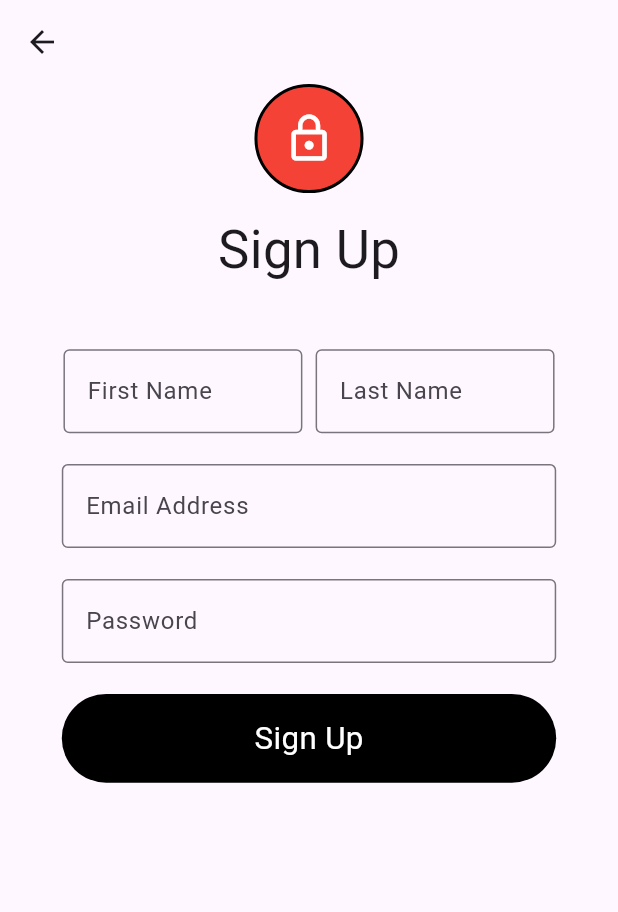
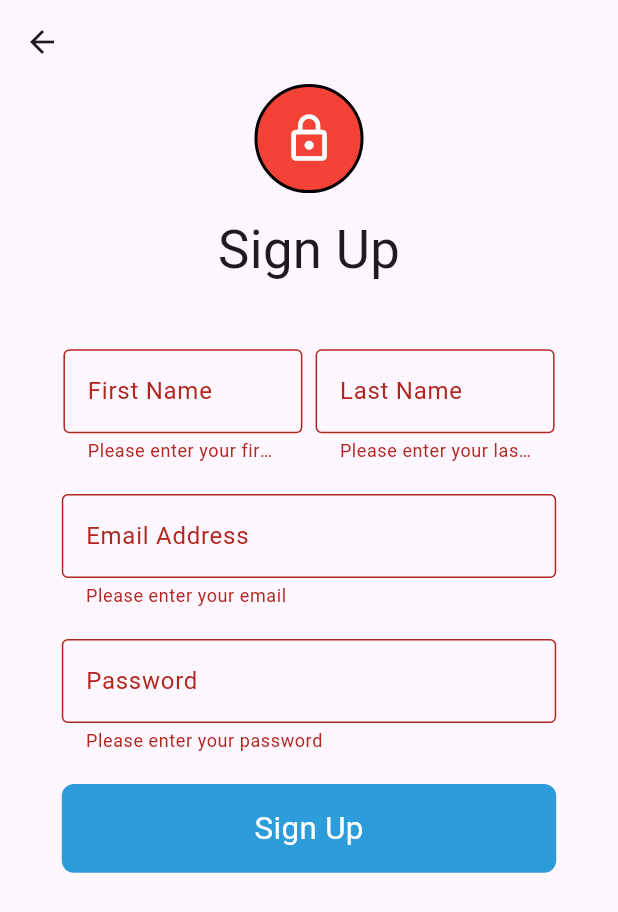
Before and after one commit to nguymi01/nudgebud, a Flutter app: the SignUpPage screen opened by its route, after a tap on "Sign Up", on a phone screen of 412 x 824 dp. Shown: the top 912 px of the screen. Run offline on Flutter 3.47's test engine with Material 3 defaults, Android fonts, the phone set to English and light mode, and no system bars; our stand-ins replace bloc, flutter_bloc, table_calendar; missing offline and left inert: mongo_dart.

Commit message:
add styling

```diff
--- a/lib/base/pages/login_page/login_screen/login_screen.dart
+++ b/lib/base/pages/login_page/login_screen/login_screen.dart
@@ -86,7 +86,8 @@ class _LoginScreenState extends State<LoginScreen> {
                         borderRadius: BorderRadius.circular(8),
                       ),
                       labelText: 'Enter your email',
-                  ),
+                      floatingLabelStyle:
+                          const TextStyle(color: AppColor.darkBlue)),
                   onEditingComplete: () {
                     FocusScope.of(context).requestFocus(passNode);
                   },
@@ -115,7 +116,8 @@ class _LoginScreenState extends State<LoginScreen> {
                         borderRadius: BorderRadius.circular(8),
                       ),
                       labelText: 'Enter your password',
-                  ),
+                      floatingLabelStyle:
+                          const TextStyle(color: AppColor.darkBlue)),
                   onEditingComplete: () {
                     FocusScope.of(context).requestFocus(passNode);
                   },
--- a/lib/base/pages/sign_up_page/sign_up_page.dart
+++ b/lib/base/pages/sign_up_page/sign_up_page.dart
@@ -1,10 +1,11 @@
+import 'package:flutter/cupertino.dart';
 import 'package:flutter/material.dart';
 import 'package:flutter_bloc/flutter_bloc.dart';
 import 'package:flutterdemo/base/color.dart';
 import 'package:flutterdemo/base/pages/sign_up_page/signup_page_bloc.dart';
 import 'package:flutterdemo/base/size.dart';
 import 'package:flutterdemo/base/tools.dart';
-
+import 'package:flutterdemo/base/style.dart';
 class SignUpPage extends StatefulWidget {
   const SignUpPage({super.key});
 
@@ -17,6 +18,7 @@ class _SignUpPageState extends State<SignUpPage> {
   FocusNode lastNameFocusNode = FocusNode();
   FocusNode passwordFocusNode = FocusNode();
   FocusNode emailFocusNode = FocusNode();
+  GlobalKey<FormState> _key = GlobalKey<FormState>();
   TextEditingController fNameCon = TextEditingController();
   TextEditingController lNameCon = TextEditingController();
   TextEditingController passwordCon = TextEditingController();
@@ -59,7 +61,9 @@ class _SignUpPageState extends State<SignUpPage> {
       child: Scaffold(
         resizeToAvoidBottomInset: false,
         appBar: AppBar(),
-        body: Column(
+        body: Form(
+          key: _key,
+          child: Column(
             children: [
               Container(
                 decoration: BoxDecoration(
@@ -99,12 +103,15 @@ class _SignUpPageState extends State<SignUpPage> {
                   SizedBox(
                     width: AppSize.getWidth(context, 145),
                     child: TextFormField(
+                      validator: (value){
+                        if(value==null||value.isEmpty){
+                          return "Please enter your first name";
+                        }
+                        return null;
+                      },
                       controller: fNameCon,
                       focusNode: firstNameFocusNode,
-                    decoration: const InputDecoration(
-                      border: OutlineInputBorder(),
-                      labelText: 'First Name',
-                    ),
+                      decoration: textFieldStyle('First Name'),
                       onEditingComplete: () {
                         FocusScope.of(context).requestFocus(lastNameFocusNode);
                       },
@@ -116,12 +123,15 @@ class _SignUpPageState extends State<SignUpPage> {
                   SizedBox(
                     width: AppSize.getWidth(context, 145),
                     child: TextFormField(
+                      validator: (value){
+                        if(value==null||value.isEmpty){
+                          return "Please enter your last name";
+                        }
+                        return null;
+                      },
                       controller: lNameCon,
                       focusNode: lastNameFocusNode,
-                    decoration: const InputDecoration(
-                      border: OutlineInputBorder(),
-                      labelText: 'Last Name',
-                    ),
+                      decoration: textFieldStyle('Last Name'),
                       onEditingComplete: () {
                         FocusScope.of(context).requestFocus(emailFocusNode);
                       },
@@ -136,12 +146,15 @@ class _SignUpPageState extends State<SignUpPage> {
                 child: SizedBox(
                   width: AppSize.getWidth(context, 300),
                   child: TextFormField(
+                    validator: (value){
+                      if(value==null||value.isEmpty){
+                        return "Please enter your email";
+                      }
+                      return null;
+                    },
                     controller: emailCon,
                     focusNode: emailFocusNode,
-                  decoration: const InputDecoration(
-                    border: OutlineInputBorder(),
-                    labelText: 'Email Address',
-                  ),
+                    decoration: textFieldStyle('Email Address'),
                     onEditingComplete: () {
                       FocusScope.of(context).requestFocus(passwordFocusNode);
                     },
@@ -154,15 +167,18 @@ class _SignUpPageState extends State<SignUpPage> {
               SizedBox(
                 width: AppSize.getWidth(context, 300),
                 child: TextFormField(
+                  validator: (value){
+                    if(value==null||value.isEmpty){
+                      return "Please enter your password";
+                    }
+                    return null;
+                  },
                   obscureText: true,
                   controller: passwordCon,
                   focusNode: passwordFocusNode,
-                decoration: const InputDecoration(
-                  border: OutlineInputBorder(),
-                  labelText: 'Password',
-                ),
+                  decoration: textFieldStyle('Password'),
                   onEditingComplete: () {
-                  FocusScope.of(context).requestFocus(emailFocusNode);
+                    FocusScope.of(context).requestFocus(FocusNode());
                   },
                 ),
               ),
@@ -171,14 +187,16 @@ class _SignUpPageState extends State<SignUpPage> {
               ),
               GestureDetector(
                 onTap: () {
+                  if (_key.currentState!.validate()) {
                     bloc.add(SignupPageEventSubmit(fNameCon.text, lNameCon.text,
                         emailCon.text, passwordCon.text));
+                  }
                 },
                 child: Container(
                   decoration: const BoxDecoration(
-                  color: AppColor.black,
+                    color: AppColor.buttonBlue,
                     borderRadius: BorderRadius.all(
-                    Radius.circular(32),
+                      Radius.circular(8),
                     ),
                   ),
                   child: SizedBox(
@@ -206,6 +224,7 @@ class _SignUpPageState extends State<SignUpPage> {
             ],
           ),
         ),
+      ),
     );
   }
 }
--- a/lib/base/style.dart
+++ b/lib/base/style.dart
@@ -1,5 +1,27 @@
 import 'package:flutter/material.dart';
+import 'package:flutterdemo/base/color.dart';
 
 final ThemeData themeData = ThemeData(
+  buttonTheme: buttonThemeData,
 
 );
+const ButtonThemeData buttonThemeData = ButtonThemeData(
+  buttonColor: AppColor.buttonBlue,
+
+);
+
+InputDecoration textFieldStyle(String label) {
+  return InputDecoration(
+    border: const OutlineInputBorder(
+        borderSide: BorderSide(
+            color: Colors.black)),
+    focusedBorder: const OutlineInputBorder(
+      borderSide: BorderSide(color:
+      AppColor.darkBlue),
+
+    ),
+    floatingLabelStyle: const TextStyle(color: AppColor.darkBlue),
+    labelText: label,
+
+  );
+}
--- a/lib/main.dart
+++ b/lib/main.dart
@@ -13,6 +13,7 @@ import 'package:flutterdemo/base/pages/nudges_inbox_page/nudge_inbox_page.dart';
 import 'package:flutterdemo/base/pages/send_nudge_page/send_nudge_page.dart';
 import 'package:flutterdemo/base/pages/sign_up_page/sign_up_page.dart';
 import 'package:flutterdemo/base/route.dart';
+import 'package:flutterdemo/base/style.dart';
 import 'package:flutterdemo/db/mongodb.dart';
 
 void main() async{
@@ -29,6 +30,7 @@ class App extends StatelessWidget {
   Widget build(BuildContext context) {
     return MaterialApp(
       initialRoute: 'home',
+
       onGenerateRoute: (RouteSettings settings) => routeSettings(settings),
       debugShowCheckedModeBanner: false,
       // localizationsDelegates: const<LocalizationsDelegate<dynamic>>[
```
Lines whose indentation alone changed are shown as unchanged.
